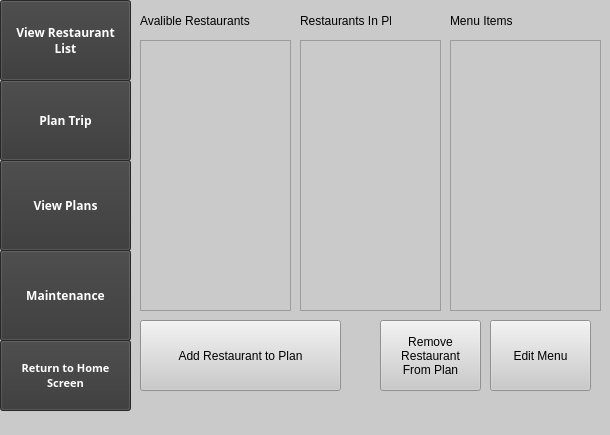
annaali1/CS1DProject1, file FastFoodFinder/mainwindow.ui: the form before one commit.
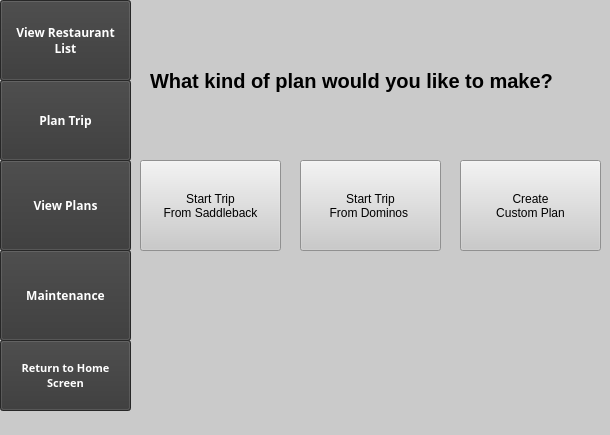
The form after the commit.

Commit message:
Menu get (#25)
* Added add and remove restaurants from plan functionality

* Changed ui

Deleted menu from plan trip. added go on trip button, added  save plan button

* made it work

* Working on dislaying menu

* Menu is displayed

* Finished Menu Display

* fixed distance bug

* fixing menu in plan glitch

* added the add plan buttons

Patch:
```diff
--- a/FastFoodFinder/mainwindow.ui
+++ b/FastFoodFinder/mainwindow.ui
@@ -148,6 +148,15 @@
        </color>
       </brush>
      </colorrole>
+     <colorrole role="PlaceholderText">
+      <brush brushstyle="NoBrush">
+       <color alpha="128">
+        <red>255</red>
+        <green>255</green>
+        <blue>255</blue>
+       </color>
+      </brush>
+     </colorrole>
     </active>
     <inactive>
      <colorrole role="WindowText">
@@ -285,6 +294,15 @@
        </color>
       </brush>
      </colorrole>
+     <colorrole role="PlaceholderText">
+      <brush brushstyle="NoBrush">
+       <color alpha="128">
+        <red>255</red>
+        <green>255</green>
+        <blue>255</blue>
+       </color>
+      </brush>
+     </colorrole>
     </inactive>
     <disabled>
      <colorrole role="WindowText">
@@ -422,6 +440,15 @@
        </color>
       </brush>
      </colorrole>
+     <colorrole role="PlaceholderText">
+      <brush brushstyle="NoBrush">
+       <color alpha="128">
+        <red>255</red>
+        <green>255</green>
+        <blue>255</blue>
+       </color>
+      </brush>
+     </colorrole>
     </disabled>
    </palette>
   </property>
@@ -448,7 +475,7 @@
      <number>2</number>
     </property>
     <property name="currentIndex">
-     <number>2</number>
+     <number>8</number>
     </property>
     <widget class="QWidget" name="homePage">
      <widget class="QLabel" name="home_label">
@@ -512,7 +539,7 @@
        <rect>
         <x>10</x>
         <y>40</y>
-        <width>151</width>
+        <width>211</width>
         <height>271</height>
        </rect>
       </property>
@@ -520,9 +547,9 @@
      <widget class="QListWidget" name="restaurantInPlan_listWidget">
       <property name="geometry">
        <rect>
-        <x>170</x>
+        <x>260</x>
         <y>40</y>
-        <width>141</width>
+        <width>211</width>
         <height>271</height>
        </rect>
       </property>
@@ -540,25 +567,12 @@
        <string>Avalible Restaurants</string>
       </property>
      </widget>
-     <widget class="QLabel" name="label_2">
-      <property name="geometry">
-       <rect>
-        <x>170</x>
-        <y>10</y>
-        <width>91</width>
-        <height>21</height>
-       </rect>
-      </property>
-      <property name="text">
-       <string>Restaurants In Plan</string>
-      </property>
-     </widget>
      <widget class="QPushButton" name="AddRestPlanButton">
       <property name="geometry">
        <rect>
         <x>10</x>
         <y>320</y>
-        <width>201</width>
+        <width>151</width>
         <height>71</height>
        </rect>
       </property>
@@ -569,9 +583,9 @@
      <widget class="QPushButton" name="removeRestaurantPlanButton">
       <property name="geometry">
        <rect>
-        <x>250</x>
+        <x>170</x>
         <y>320</y>
-        <width>101</width>
+        <width>141</width>
         <height>71</height>
        </rect>
       </property>
@@ -584,37 +598,27 @@
      <widget class="QPushButton" name="editMenuItemButton">
       <property name="geometry">
        <rect>
-        <x>360</x>
+        <x>320</x>
         <y>320</y>
-        <width>101</width>
-        <height>71</height>
-       </rect>
-      </property>
-      <property name="text">
-       <string>Edit Menu</string>
-      </property>
-     </widget>
-     <widget class="QListWidget" name="menuItemsInPlan_listWidget">
-      <property name="geometry">
-       <rect>
-        <x>320</x>
-        <y>40</y>
         <width>151</width>
-        <height>271</height>
+        <height>71</height>
        </rect>
       </property>
+      <property name="text">
+       <string>Save Plan</string>
+      </property>
      </widget>
      <widget class="QLabel" name="label_4">
       <property name="geometry">
        <rect>
-        <x>320</x>
+        <x>260</x>
         <y>10</y>
         <width>141</width>
         <height>21</height>
        </rect>
       </property>
       <property name="text">
-       <string>Menu Items</string>
+       <string>Restaurants In Plan</string>
       </property>
      </widget>
     </widget>
@@ -824,6 +828,115 @@
       </property>
      </widget>
     </widget>
+    <widget class="QWidget" name="menuList">
+     <widget class="QListWidget" name="menuViewList">
+      <property name="geometry">
+       <rect>
+        <x>20</x>
+        <y>50</y>
+        <width>441</width>
+        <height>301</height>
+       </rect>
+      </property>
+     </widget>
+     <widget class="QPushButton" name="closeMenu">
+      <property name="geometry">
+       <rect>
+        <x>370</x>
+        <y>370</y>
+        <width>75</width>
+        <height>23</height>
+       </rect>
+      </property>
+      <property name="text">
+       <string>Close</string>
+      </property>
+     </widget>
+     <widget class="QLabel" name="restaurantNameMenu">
+      <property name="geometry">
+       <rect>
+        <x>40</x>
+        <y>10</y>
+        <width>401</width>
+        <height>31</height>
+       </rect>
+      </property>
+      <property name="font">
+       <font>
+        <pointsize>15</pointsize>
+        <weight>75</weight>
+        <bold>true</bold>
+       </font>
+      </property>
+      <property name="text">
+       <string>&lt;Insert RestaurantName&gt; Menu</string>
+      </property>
+     </widget>
+    </widget>
+    <widget class="QWidget" name="choosePlanPage">
+     <widget class="QPushButton" name="saddlebackPlanButton">
+      <property name="geometry">
+       <rect>
+        <x>10</x>
+        <y>160</y>
+        <width>141</width>
+        <height>91</height>
+       </rect>
+      </property>
+      <property name="text">
+       <string>Start Trip
+From Saddleback</string>
+      </property>
+     </widget>
+     <widget class="QPushButton" name="dominosPlanButton">
+      <property name="geometry">
+       <rect>
+        <x>170</x>
+        <y>160</y>
+        <width>141</width>
+        <height>91</height>
+       </rect>
+      </property>
+      <property name="text">
+       <string>Start Trip
+From Dominos </string>
+      </property>
+     </widget>
+     <widget class="QPushButton" name="customPlanButton">
+      <property name="geometry">
+       <rect>
+        <x>330</x>
+        <y>160</y>
+        <width>141</width>
+        <height>91</height>
+       </rect>
+      </property>
+      <property name="text">
+       <string>Create
+Custom Plan</string>
+      </property>
+     </widget>
+     <widget class="QLabel" name="whatPlanLabel">
+      <property name="geometry">
+       <rect>
+        <x>20</x>
+        <y>30</y>
+        <width>441</width>
+        <height>101</height>
+       </rect>
+      </property>
+      <property name="font">
+       <font>
+        <pointsize>15</pointsize>
+        <weight>75</weight>
+        <bold>true</bold>
+       </font>
+      </property>
+      <property name="text">
+       <string>What kind of plan would you like to make?</string>
+      </property>
+     </widget>
+    </widget>
    </widget>
    <widget class="QPushButton" name="ListButton">
     <property name="geometry">
```
Left out of the diff: 116 changed lines with no effect on the pictures. The commit also changes 11 other files.
